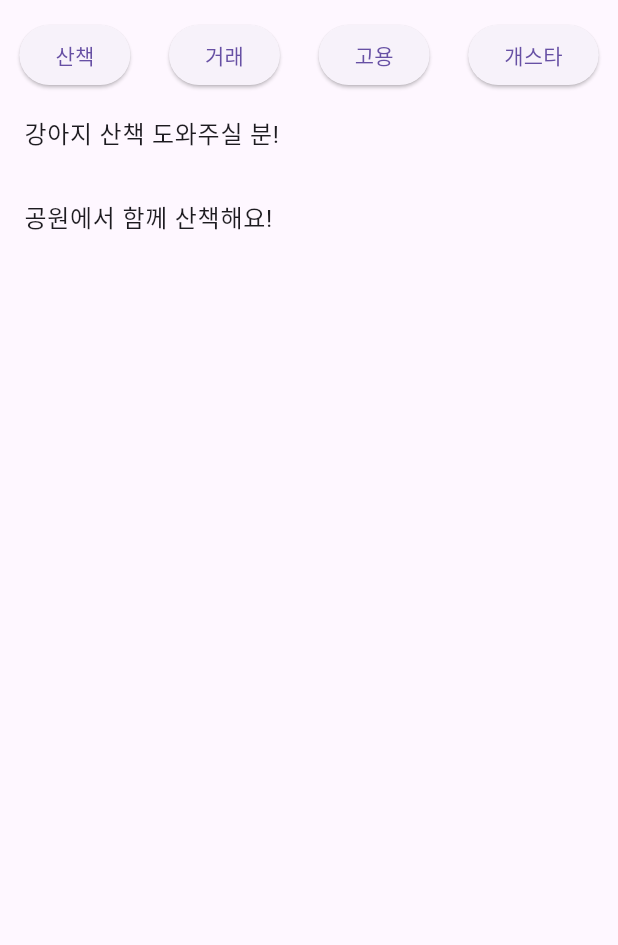
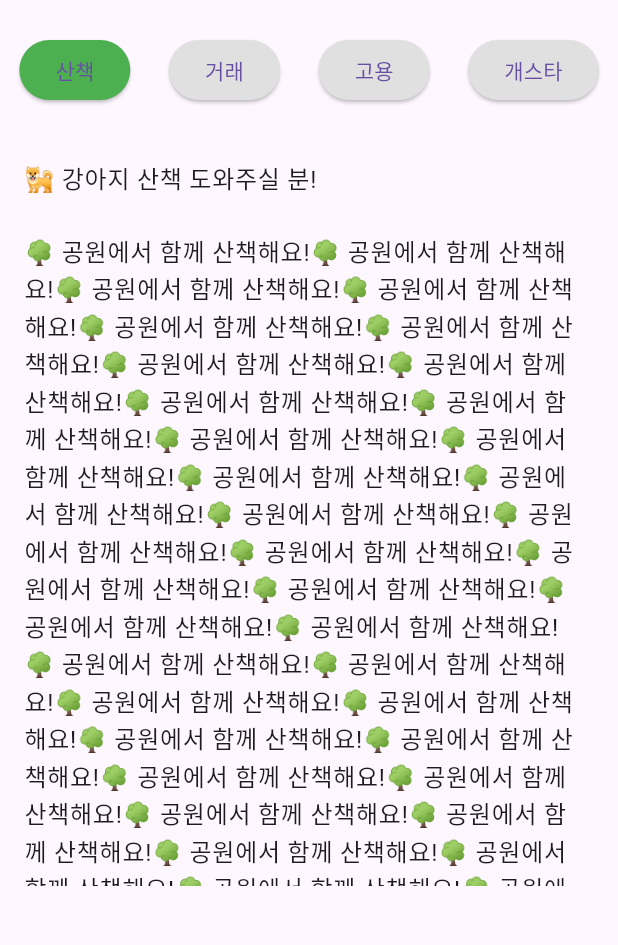
Before and after one commit to kkameoo/petworkFlutter, a Flutter app: the MainScreen screen opened by its route, on a phone screen of 412 x 824 dp, the part 65-1010 px from its top. Run offline on Flutter 3.47's test engine with Material 3 defaults, Android fonts, the phone set to English and light mode, and no system bars; missing offline and left inert: stomp_dart_client.

Commit message:
DESIGN: 리스트 상세 스크롤 추가 및 UI수정

```diff
--- a/lib/main.dart
+++ b/lib/main.dart
@@ -143,35 +143,48 @@ class _MainScreenState extends State<MainScreen> {
 
   // 더미 데이터 (각 카테고리에 맞는 데이터)
   final Map<String, List<String>> _dummyData = {
-    '산책': ['강아지 산책 도와주실 분!', '공원에서 함께 산책해요!'],
-    '거래': ['강아지 용품 판매합니다.', '애견 사료 교환 가능'],
-    '고용': ['반려견 돌봄 아르바이트 구합니다.', '강아지 훈련사 모집'],
-    '개스타': ['우리 강아지 너무 귀엽죠?', '오늘 반려견과 여행 갔다왔어요!'],
+    '산책': [
+      '🐕 강아지 산책 도와주실 분!',
+      '🌳 공원에서 함께 산책해요!'.padRight(100, '🌳 공원에서 함께 산책해요!'),
+      '같이 산책 가실 분!',
+      '아무나 오세요!',
+      '지금 바로 가능 하신분!',
+    ],
+    '거래': ['📦 강아지 용품 판매합니다.', '🍖 애견 사료 교환 가능'],
+    '고용': ['💼 반려견 돌봄 아르바이트 구합니다.', '🎓 강아지 훈련사 모집'],
+    '개스타': ['📸 우리 강아지 너무 귀엽죠?', '🚗 오늘 반려견과 여행 갔다왔어요!'],
   };
 
   @override
   Widget build(BuildContext context) {
     return Scaffold(
       appBar: AppBar(title: Text('Petwork 메인')),
-      body: Column(
+      body: SingleChildScrollView(
+        child: Column(
           children: [
-          // 상단 카테고리 버튼 리스트
-          Row(
+            Padding(
+              padding: EdgeInsets.symmetric(vertical: 10),
+              child: Row(
                 mainAxisAlignment: MainAxisAlignment.spaceAround,
                 children: List.generate(_categories.length, (index) {
                   return ElevatedButton(
                     onPressed: () {
                       setState(() {
                         _selectedIndex = index;
-                    _selectedItem = null; // 카테고리를 변경하면 상세 내용 초기화
+                        _selectedItem = null;
                       });
                     },
+                    style: ElevatedButton.styleFrom(
+                      backgroundColor: _selectedIndex == index ? Colors.green : Colors.grey[300],
+                    ),
                     child: Text(_categories[index]),
                   );
                 }),
               ),
-          // 선택된 카테고리의 리스트 출력
-          Expanded(
+            ),
+            SizedBox(height: 10),
+            Container(
+              height: 500, // 리스트 영역 고정 높이 설정
               child: ListView.builder(
                 itemCount: _dummyData[_categories[_selectedIndex]]!.length,
                 itemBuilder: (context, index) {
@@ -186,13 +199,24 @@ class _MainScreenState extends State<MainScreen> {
                 },
               ),
             ),
-          // 선택된 아이템 상세 정보 표시
             if (_selectedItem != null)
               Padding(
                 padding: EdgeInsets.all(16.0),
+                child: AnimatedContainer(
+                  duration: Duration(milliseconds: 300),
+                  padding: EdgeInsets.all(12),
+                  decoration: BoxDecoration(
+                    color: Colors.grey[200],
+                    borderRadius: BorderRadius.circular(10),
+                  ),
+                  constraints: BoxConstraints(
+                    minHeight: 100.0, // 최소 높이 설정 (내용이 짧아도 유지)
+                    maxHeight: 300.0, // 최대 높이 설정 (스크롤 가능하도록)
+                  ),
+                  child: SingleChildScrollView(
                     child: Column(
+                      crossAxisAlignment: CrossAxisAlignment.start,
                       children: [
-                  Divider(),
                         Text(
                           '상세 내용',
                           style: TextStyle(fontSize: 18, fontWeight: FontWeight.bold),
@@ -206,11 +230,16 @@ class _MainScreenState extends State<MainScreen> {
                       ],
                     ),
                   ),
+                ),
+              ),
           ],
+        ),
       ),
     );
   }
 }
+
+
 
 //   @override
 //   Widget build(BuildContext context) {
```
Lines whose indentation alone changed are shown as unchanged.
